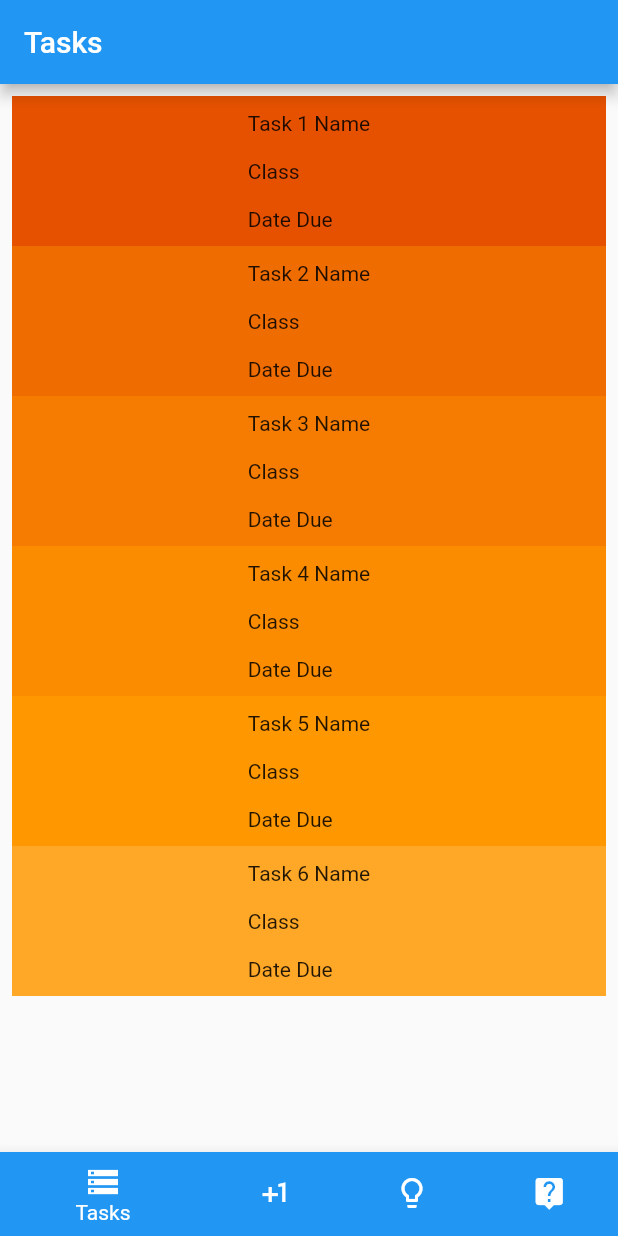
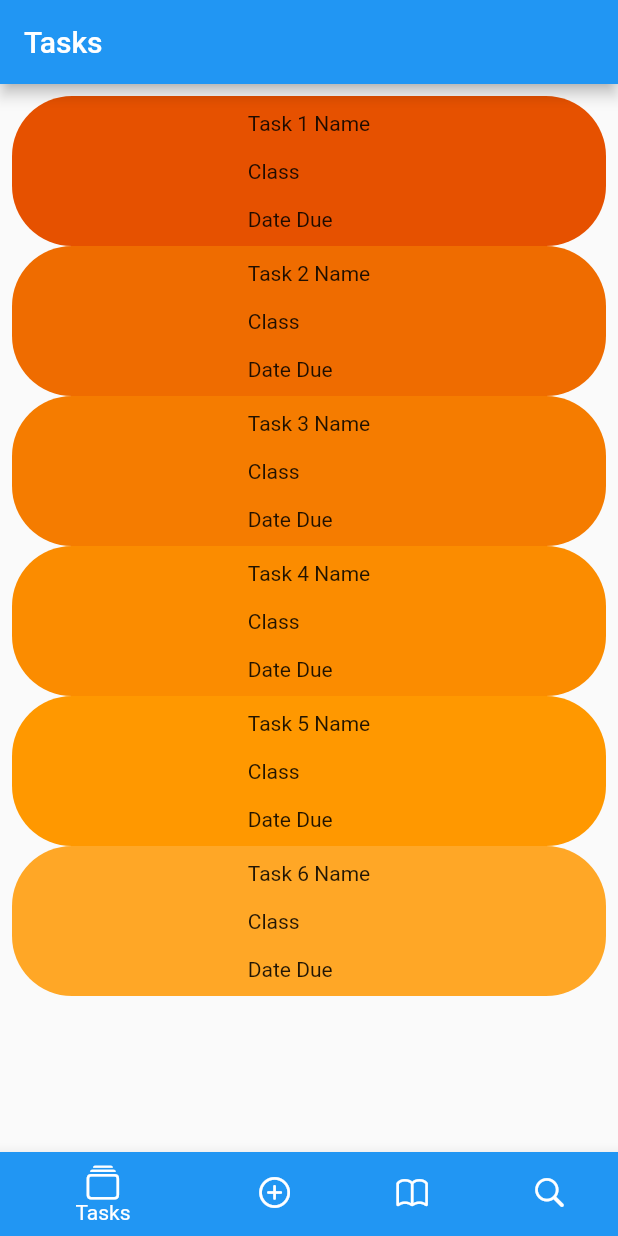
Before and after one commit to DarrylBrooks97/Priority-Task-Scheduler, a Flutter app: the screen it shows after launch, on a phone screen of 412 x 824 dp. Run offline on Flutter 3.47's test engine with Material 2 defaults, Android fonts, the light colour scheme and no system bars.

Commit message:
Added curved borders & Fixed Nav Bar Icons

```diff
--- a/priority_school_tasker/lib/main.dart
+++ b/priority_school_tasker/lib/main.dart
@@ -1,3 +1,4 @@
+import 'package:flutter/cupertino.dart';
 import 'package:flutter/material.dart';
 import 'package:flutter/painting.dart';
 import 'package:flutter/semantics.dart';
@@ -52,23 +53,23 @@ class MyAppState extends State<MyApp> {
           items: [
             BottomNavigationBarItem(
               backgroundColor: Colors.blue,
-              icon: Icon(Icons.storage),
+              icon: Icon(CupertinoIcons.collections),
               title: Text('Tasks')
             ),
             BottomNavigationBarItem(
               backgroundColor: Colors.blue,
-              icon: Icon(Icons.plus_one),
+              icon: Icon(CupertinoIcons.add_circled),
               title: Text('Add')
             ),
             BottomNavigationBarItem(
               backgroundColor: Colors.blue,
-              icon: Icon(Icons.lightbulb_outline),
+              icon: Icon(CupertinoIcons.book),
               title: Text('Quotes')
             ),
 
             BottomNavigationBarItem(
               backgroundColor: Colors.blue,
-              icon: Icon(Icons.live_help),
+              icon: Icon(CupertinoIcons.search),
               title: Text('Help'),
             ),
           ],
@@ -165,41 +166,91 @@ class Tasks extends StatelessWidget {
         children: <Widget>[
           Container(
             height: 100,
+            decoration: new BoxDecoration(
               color: Colors.orange[900],
+              borderRadius: new BorderRadius.only(
+                topLeft: const Radius.circular(40.0),
+                topRight: const Radius.circular(40.0),
+                bottomLeft: const Radius.circular(40.0),
+                bottomRight: const Radius.circular(40.0),
+              ),
+            ),
+
               child: const Center(child: Text('Task 1 Name' +
                 '\n\nClass' + '\n\nDate Due')),
+
             ),
           Container(
             height: 100,
+            decoration: new BoxDecoration(
               color: Colors.orange[800],
+              borderRadius: new BorderRadius.only(
+                topLeft: const Radius.circular(40.0),
+                topRight: const Radius.circular(40.0),
+                bottomLeft: const Radius.circular(40.0),
+                bottomRight: const Radius.circular(40.0),
+              ),
+            ),
             child: const Center(child: Text('Task 2 Name' +
                 '\n\nClass' + '\n\nDate Due')),
 
           ),
           Container(
             height: 100,
+            decoration: new BoxDecoration(
               color: Colors.orange[700],
+              borderRadius: new BorderRadius.only(
+                topLeft: const Radius.circular(40.0),
+                topRight: const Radius.circular(40.0),
+                bottomLeft: const Radius.circular(40.0),
+                bottomRight: const Radius.circular(40.0),
+              ),
+            ),
             child: const Center(child: Text('Task 3 Name' +
                 '\n\nClass' + '\n\nDate Due')),
 
           ),
           Container(
             height: 100,
+            decoration: new BoxDecoration(
               color: Colors.orange[600],
+              borderRadius: new BorderRadius.only(
+                topLeft: const Radius.circular(40.0),
+                topRight: const Radius.circular(40.0),
+                bottomLeft: const Radius.circular(40.0),
+                bottomRight: const Radius.circular(40.0),
+              ),
+            ),
             child: const Center(child: Text('Task 4 Name' +
                 '\n\nClass' + '\n\nDate Due')),
 
           ),
           Container(
             height: 100,
+            decoration: new BoxDecoration(
               color: Colors.orange[500],
+              borderRadius: new BorderRadius.only(
+                topLeft: const Radius.circular(40.0),
+                topRight: const Radius.circular(40.0),
+                bottomLeft: const Radius.circular(40.0),
+                bottomRight: const Radius.circular(40.0),
+              ),
+            ),
             child: const Center(child: Text('Task 5 Name' +
                 '\n\nClass' + '\n\nDate Due')),
 
           ),
           Container(
             height: 100,
+            decoration: new BoxDecoration(
               color: Colors.orange[400],
+              borderRadius: new BorderRadius.only(
+                topLeft: const Radius.circular(40.0),
+                topRight: const Radius.circular(40.0),
+                bottomLeft: const Radius.circular(40.0),
+                bottomRight: const Radius.circular(40.0),
+              ),
+            ),
             child: const Center(child: Text('Task 6 Name' +
                 '\n\nClass' + '\n\nDate Due')),
 
--- a/priority_school_tasker/pubspec.yaml
+++ b/priority_school_tasker/pubspec.yaml
@@ -35,12 +35,13 @@ dev_dependencies:
 
 # The following section is specific to Flutter.
 flutter:
+  uses-material-design: true
 #     assets:
 #       - assets/userInfo.txt
   # The following line ensures that the Material Icons font is
   # included with your application, so that you can use the icons in
   # the material Icons class.
-   uses-material-design: true
+
 
   # To add assets to your application, add an assets section, like this:
 
```
Also changed, not shown: priority_school_tasker/pubspec.lock, 1 other file. Lines whose indentation alone changed are shown as unchanged.
